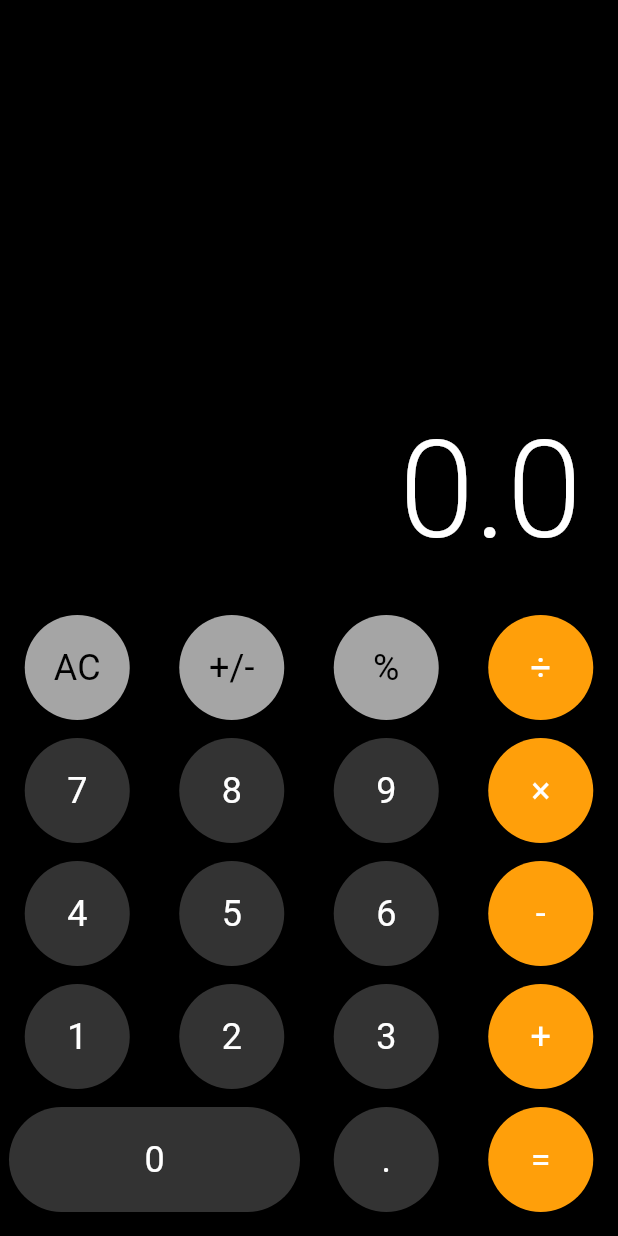
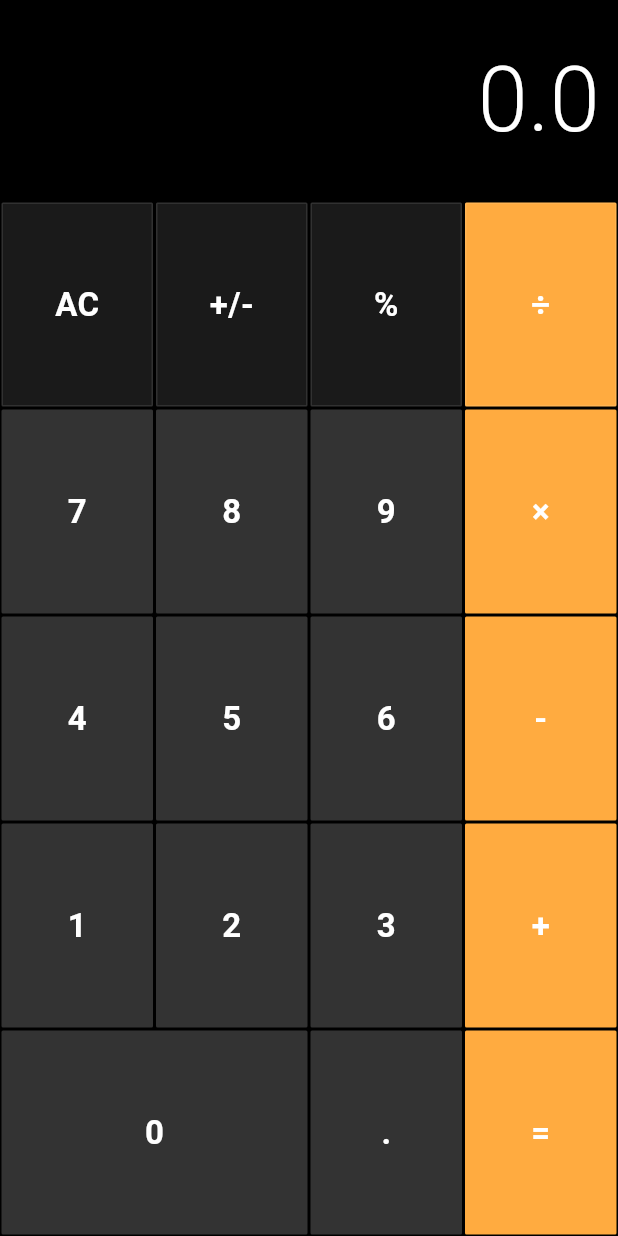
Before and after one commit to raonedev/new_portfolio, a Flutter app: the CalculatorScreen screen opened directly, after a tap on an icon or button, on a phone screen of 412 x 824 dp. Run offline on Flutter 3.47's test engine with Material 3 defaults, Android fonts, the phone set to English and light mode, and no system bars; our stand-ins replace audioplayers, cached_network_image, flutter_riverpod, table_calendar, web; missing offline and left inert: dart:ui_web, syncfusion_flutter_pdfviewer; network calls fail.

Commit message:
update calculator ui

```diff
--- a/lib/presentation/pages/apps/calculator/calculator.dart
+++ b/lib/presentation/pages/apps/calculator/calculator.dart
@@ -8,220 +8,144 @@ class CalculatorScreen extends StatefulWidget {
 }
 
 class _CalculatorScreenState extends State<CalculatorScreen> {
-  // Calculator State Variables
-  String _output = "0";
-  String _currentNumber = "";
-  double _num1 = 0;
-  double _num2 = 0;
-  String _operand = "";
-  bool _shouldResetNumber = false;
+  String display = "0";
+  double? firstOperand;
+  String? operator;
+  bool shouldReset = false;
 
-  /// Handles all button press logic
-  void _buttonPressed(String buttonText) {
+  final List<String> symbol = ["÷", "×", "-", "+"];
+  final List<String> ctrlSymbol = ["AC", "+/-", "%"];
+
+  void onButtonPressed(String label) {
     setState(() {
-      if (buttonText == "AC") {
-        _output = "0";
-        _currentNumber = "";
-        _num1 = 0;
-        _num2 = 0;
-        _operand = "";
-        _shouldResetNumber = false;
-      } else if (buttonText == "+" ||
-          buttonText == "-" ||
-          buttonText == "×" ||
-          buttonText == "÷") {
-        _num1 = double.tryParse(_output) ?? 0;
-        _operand = buttonText;
-        _shouldResetNumber = true;
-      } else if (buttonText == ".") {
-        if (_shouldResetNumber) {
-          _output = "0.";
-          _shouldResetNumber = false;
-        } else if (!_output.contains(".")) {
-          _output = _output + buttonText;
+      if (label == "AC") {
+        display = "0";
+        firstOperand = null;
+        operator = null;
+        shouldReset = false;
+      } else if (label == "+/-") {
+        if (display != "0") {
+          display = display.startsWith('-') ? display.substring(1) : '-$display';
         }
-      } else if (buttonText == "=") {
-        _num2 = double.tryParse(_output) ?? 0;
-
-        switch (_operand) {
-          case "+":
-            _output = (_num1 + _num2).toString();
-            break;
-          case "-":
-            _output = (_num1 - _num2).toString();
-            break;
-          case "×":
-            _output = (_num1 * _num2).toString();
-            break;
-          case "÷":
-            _output = (_num1 / _num2).toString();
-            break;
+      } else if (label == "%") {
+        double val = double.tryParse(display) ?? 0;
+        display = (val / 100).toString();
+      } else if (symbol.contains(label)) {
+        firstOperand = double.tryParse(display);
+        operator = label;
+        shouldReset = true;
+      } else if (label == "=") {
+        if (firstOperand != null && operator != null) {
+          double secondOperand = double.tryParse(display) ?? 0;
+          switch (operator) {
+            case "÷": display = (firstOperand! / secondOperand).toString(); break;
+            case "×": display = (firstOperand! * secondOperand).toString(); break;
+            case "-": display = (firstOperand! - secondOperand).toString(); break;
+            case "+": display = (firstOperand! + secondOperand).toString(); break;
+          }
+          if (display.endsWith(".0")) display = display.substring(0, display.length - 2);
+          firstOperand = null;
+          operator = null;
+          shouldReset = true;
         }
-
-        _operand = "";
-        _shouldResetNumber = true;
-
-        // Remove decimal if it's .0
-        if (_output.endsWith(".0")) {
-          _output = _output.substring(0, _output.length - 2);
-        }
-      } else if (buttonText == "+/-") {
-        if (_output != "0") {
-          if (_output.startsWith("-")) {
-            _output = _output.substring(1);
-          } else {
-            _output = "-$_output";
-          }
-        }
-      } else if (buttonText == "%") {
-        double temp = double.tryParse(_output) ?? 0;
-        _output = (temp / 100).toString();
       } else {
-        // Handling Numbers
-        if (_output == "0" || _shouldResetNumber) {
-          _output = buttonText;
-          _shouldResetNumber = false;
+        if (display == "0" || shouldReset) {
+          display = (label == ".") ? "0." : label;
+          shouldReset = false;
         } else {
-          _output = _output + buttonText;
+          if (label == "." && display.contains(".")) return;
+          display += label;
         }
       }
     });
   }
 
-  /// Helper to create circular buttons
-  Widget _buildButton(
-    String text, {
-    Color? color,
-    Color? textColor,
-    int flex = 1,
-  }) {
-    // Define standard colors if null
-    final bgColor = color ?? const Color(0xFF333333); // Dark Grey
-    final txtColor = textColor ?? Colors.white;
+  @override
+  Widget build(BuildContext context) {
+    return Scaffold(
+      backgroundColor: Colors.black,
+      body: SafeArea(
+        child: Column(
+          crossAxisAlignment: CrossAxisAlignment.stretch,
+          children: [
+            Container(
+              padding: const EdgeInsets.symmetric(vertical: 24, horizontal: 12),
+              alignment: Alignment.bottomRight,
+              child: Text(
+                display,
+                textAlign: TextAlign.right,
+                style: const TextStyle(fontSize: 60, color: Colors.white, fontWeight: FontWeight.w300),
+              ),
+            ),
+            for (int row = 0; row < 4; row++)
+              Expanded(
+                child: Row(
+                  children: [
+                    for (int col = 0; col < 4; col++)
+                      Expanded(
+                        child: _buildTile(
+                          row: row,
+                          col: col,
+                          label: col == 3
+                              ? symbol[row]
+                              : row == 0
+                                  ? ctrlSymbol[col]
+                                  : '${[7, 8, 9, 4, 5, 6, 1, 2, 3][(row - 1) * 3 + col]}',
+                        ),
+                      ),
+                  ],
+                ),
+              ),
+            Expanded(
+              child: Row(
+                children: [
+                  Expanded(
+                    flex: 2,
+                    child: _buildTile(row: 4, col: 0, label: '0'),
+                  ),
+                  Expanded(child: _buildTile(row: 4, col: 2, label: '.')),
+                  Expanded(child: _buildTile(row: 4, col: 3, label: '=')),
+                ],
+              ),
+            ),
+          ],
+        ),
+      ),
+    );
+  }
 
-    return Expanded(
-      flex: flex,
+  Widget _buildTile({required int row, required int col, required String label}) {
+    Color bgColor = const Color(0xFF333333);
+    Color textColor = Colors.white;
+
+    if (row == 0) {
+      bgColor = Colors.white10;
+      textColor = Colors.white;
+    }
+    if (col == 3) {
+      bgColor = Colors.orangeAccent;
+      textColor = Colors.white;
+    }
+
+    return GestureDetector(
+      onTap: () => onButtonPressed(label),
       child: Container(
-        margin: const EdgeInsets.all(6),
-        child: ElevatedButton(
-          style: ElevatedButton.styleFrom(
-            backgroundColor: bgColor,
-            foregroundColor: txtColor,
-            shape: flex > 1 ? const StadiumBorder() : const CircleBorder(),
-            padding: const EdgeInsets.all(18),
-            elevation: 0,
-          ),
-          onPressed: () => _buttonPressed(text),
-          child: Text(
-            text,
-            style: const TextStyle(fontSize: 24, fontWeight: FontWeight.w400),
+        margin: const EdgeInsets.all(1),
+        decoration: BoxDecoration(
+          color: bgColor,
+          borderRadius: BorderRadius.circular(1),
+          border: row == 0 ? Border.all(color: Colors.white10) : null,
+        ),
+        alignment: Alignment.center,
+        child: Text(
+          label,
+          style: TextStyle(
+            color: textColor,
+            fontSize: 22,
+            fontWeight: FontWeight.bold,
           ),
         ),
       ),
     );
   }
-
-  @override
-  Widget build(BuildContext context) {
-    // Define Colors
-    const Color orangeColor = Color(0xFFFF9F0A);
-    const Color lightGreyColor = Color(0xFFA5A5A5);
-    const Color darkGreyColor = Color(0xFF333333);
-
-    return Scaffold(
-      backgroundColor: Colors.black,
-      body: SafeArea(
-        child: Column(
-          children: <Widget>[
-            // --- Display Area ---
-            Expanded(
-              child: Container(
-                alignment: Alignment.bottomRight,
-                padding: const EdgeInsets.symmetric(
-                  horizontal: 24,
-                  vertical: 12,
-                ),
-                child: FittedBox(
-                  fit: BoxFit.scaleDown,
-                  alignment: Alignment.centerRight,
-                  child: Text(
-                    _output,
-                    style: const TextStyle(
-                      fontSize: 90,
-                      fontWeight: FontWeight.w300,
-                      color: Colors.white,
-                    ),
-                  ),
-                ),
-              ),
-            ),
-
-            // --- Button Rows ---
-
-            // Row 1
-            Row(
-              children: [
-                _buildButton(
-                  "AC",
-                  color: lightGreyColor,
-                  textColor: Colors.black,
-                ),
-                _buildButton(
-                  "+/-",
-                  color: lightGreyColor,
-                  textColor: Colors.black,
-                ),
-                _buildButton(
-                  "%",
-                  color: lightGreyColor,
-                  textColor: Colors.black,
-                ),
-                _buildButton("÷", color: orangeColor),
-              ],
-            ),
-
-            // Row 2
-            Row(
-              children: [
-                _buildButton("7", color: darkGreyColor),
-                _buildButton("8", color: darkGreyColor),
-                _buildButton("9", color: darkGreyColor),
-                _buildButton("×", color: orangeColor),
-              ],
-            ),
-
-            // Row 3
-            Row(
-              children: [
-                _buildButton("4", color: darkGreyColor),
-                _buildButton("5", color: darkGreyColor),
-                _buildButton("6", color: darkGreyColor),
-                _buildButton("-", color: orangeColor),
-              ],
-            ),
-
-            // Row 4
-            Row(
-              children: [
-                _buildButton("1", color: darkGreyColor),
-                _buildButton("2", color: darkGreyColor),
-                _buildButton("3", color: darkGreyColor),
-                _buildButton("+", color: orangeColor),
-              ],
-            ),
-
-            // Row 5 (0 spans 2 spaces)
-            Row(
-              children: [
-                _buildButton("0", color: darkGreyColor, flex: 2),
-                _buildButton(".", color: darkGreyColor),
-                _buildButton("=", color: orangeColor),
-              ],
-            ),
-            const SizedBox(height: 10),
-          ],
-        ),
-      ),
-    );
-  }
 }
```
Also changed, not shown: pubspec.lock.
